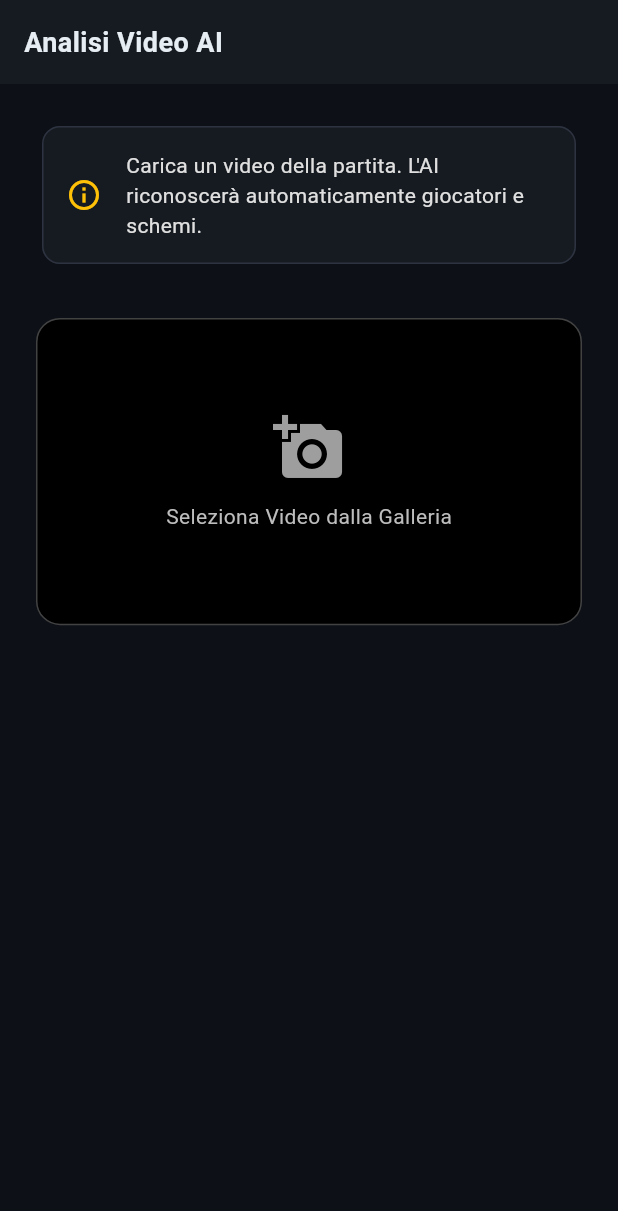
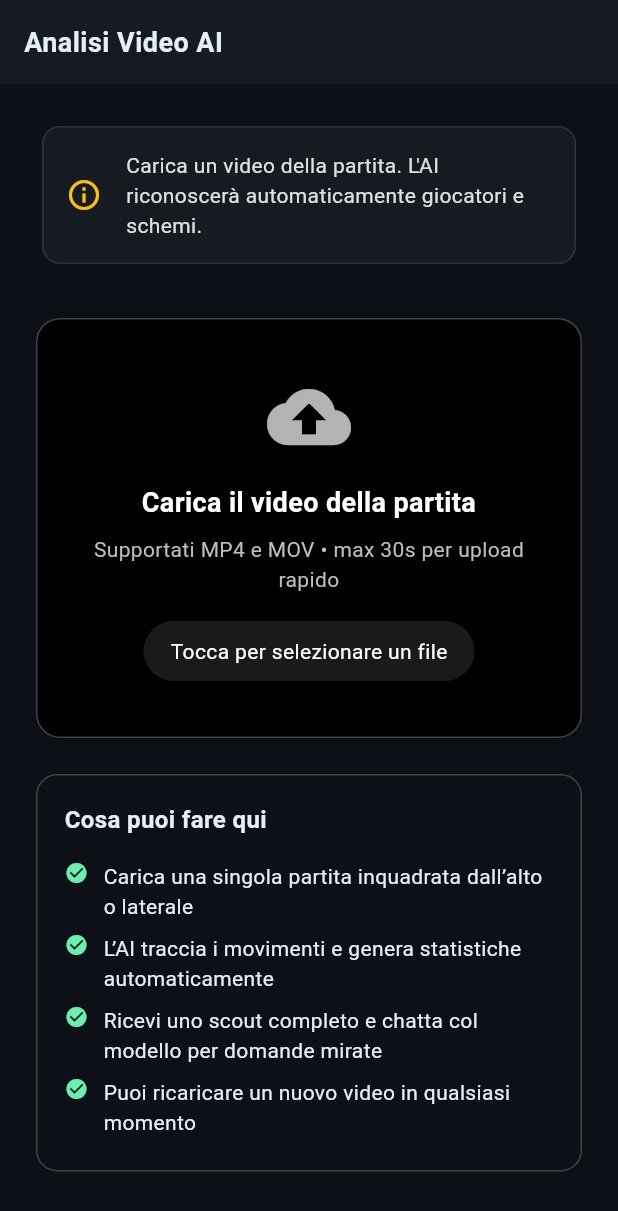
Before and after one commit to LucaPiantadosi27/MatchCoach-AI, a Flutter app: the VideoAnalysisPage screen opened by its route, on a phone screen of 412 x 824 dp. Shown: the top 1211 px of the screen. Run offline on Flutter 3.47's test engine with Material 3 defaults, Android fonts, the phone set to English and light mode, and no system bars; our stand-ins replace flutter_dotenv, flutter_riverpod, freezed_annotation, go_router, google_generative_ai, image_picker and 2 more; missing offline and left inert: ffmpeg_kit_flutter_min_gpl, record; accounts and stored records are empty; generated files the repository leaves out were written again.

Commit message:
feat: Implement tactical board with recording and playback functionality, and add initial video analysis pages.

```diff
--- /dev/null
+++ b/devtools_options.yaml
@@ -0,0 +1,3 @@
+description: This file stores settings for Dart & Flutter DevTools.
+documentation: https://docs.flutter.dev/tools/devtools/extensions#configure-extension-enablement-states
+extensions:
--- a/lib/features/tactical_board/presentation/recording_viewer_page.dart
+++ b/lib/features/tactical_board/presentation/recording_viewer_page.dart
@@ -207,7 +207,9 @@ class _RecordingViewerPageState extends ConsumerState<RecordingViewerPage> {
                           Text(
                             'Durata: ${savedRecording.recording.duration.toStringAsFixed(1)}s',
                             style: const TextStyle(
-                                fontSize: 11, color: _textSec),
+                              fontSize: 11,
+                              color: Colors.white,
+                            ),
                           ),
                         ],
                       ),
@@ -380,7 +382,7 @@ class _RecordingViewerPageState extends ConsumerState<RecordingViewerPage> {
                           '${savedRecording.recording.duration.toStringAsFixed(1)}s',
                           style: const TextStyle(
                             fontSize: 11,
-                            color: Color(0xFF9575CD),
+                            color: Colors.white,
                             fontWeight: FontWeight.w700,
                           ),
                         ),
--- a/lib/features/tactical_board/presentation/widgets/recording_player.dart
+++ b/lib/features/tactical_board/presentation/widgets/recording_player.dart
@@ -84,7 +84,7 @@ class _RecordingPlayerState extends ConsumerState<RecordingPlayer> {
                   _formatTime(playbackTime),
                   style: TextStyle(
                     fontSize: 11,
-                    color: Colors.purple.shade900,
+                    color: Colors.white,
                     fontWeight: FontWeight.w600,
                   ),
                 ),
@@ -135,7 +135,7 @@ class _RecordingPlayerState extends ConsumerState<RecordingPlayer> {
                   _formatTime(duration),
                   style: TextStyle(
                     fontSize: 11,
-                    color: Colors.purple.shade900,
+                    color: Colors.white,
                     fontWeight: FontWeight.w600,
                   ),
                 ),
--- a/lib/features/tactical_board/presentation/widgets/scheme_preview_dialog.dart
+++ b/lib/features/tactical_board/presentation/widgets/scheme_preview_dialog.dart
@@ -182,7 +182,10 @@ class _SchemePreviewDialogState extends ConsumerState<SchemePreviewDialog>
                             children: [
                               Text(
                                 'Registrazione: ${widget.boardState.recording!.duration.toStringAsFixed(1)}s',
-                                style: const TextStyle(fontWeight: FontWeight.bold),
+                                style: const TextStyle(
+                                  fontWeight: FontWeight.bold,
+                                  color: Colors.white,
+                                ),
                               ),
                               const SizedBox(height: 4),
                               LinearProgressIndicator(
--- a/lib/features/tactical_board/presentation/widgets/sidebar_panel.dart
+++ b/lib/features/tactical_board/presentation/widgets/sidebar_panel.dart
@@ -842,6 +842,7 @@ class SidebarPanel extends ConsumerWidget {
         name: name,
         recording: boardState.recording!,
       );
+      await ref.read(userProvider.notifier).incrementSchemesCount();
       ref.invalidate(userRecordingsProvider);
       if (context.mounted) {
         await showDialog(
--- a/lib/features/tactical_board/providers/recording_provider.dart
+++ b/lib/features/tactical_board/providers/recording_provider.dart
@@ -290,6 +290,8 @@ class RecordingNotifier extends StateNotifier<RecordingState> {
   void loadRecording(MovementRecording recording) {
     _keyframes.clear();
     _keyframes.addAll(recording.keyframes);
+    _playbackTime = 0.0;
+    _hasStartedMoving = false;
 
     // Estrai posizioni iniziali dalla registrazione
     _initialPositions.clear();
@@ -299,6 +301,10 @@ class RecordingNotifier extends StateNotifier<RecordingState> {
       _initialPositions[kf.playerId] = kf.position;
       _initialRotations[kf.playerId] = kf.rotation;
     }
+
+    // Applica subito lo stato iniziale al board e notifica i listener
+    _applyKeyframesAtTime(0.0);
+    state = RecordingState.paused;
   }
 }
 
--- a/lib/features/video_analysis/data/repositories/ai_analysis_repository.dart
+++ b/lib/features/video_analysis/data/repositories/ai_analysis_repository.dart
@@ -2,13 +2,14 @@ import 'dart:io';
 import 'package:flutter_riverpod/flutter_riverpod.dart';
 import 'package:google_generative_ai/google_generative_ai.dart';
 import 'package:path_provider/path_provider.dart';
+import 'package:flutter_dotenv/flutter_dotenv.dart';
 
 import '../models/match_analysis_model.dart';
 import '../models/scout_statistics.dart';
 
 final aiAnalysisRepositoryProvider = Provider<AiAnalysisRepository>((ref) {
-  // In a real app, this key should come from a secure environment variable or a backend request
-  const apiKey = String.fromEnvironment('GEMINI_API_KEY', defaultValue: '');
+  // Estrai in tutta sicurezza l'API KEY protetta dal runtime file
+  final apiKey = dotenv.env['GEMINI_API_KEY'] ?? '';
   return AiAnalysisRepository(apiKey: apiKey);
 });
 
--- a/lib/features/video_analysis/presentation/video_analysis_page.dart
+++ b/lib/features/video_analysis/presentation/video_analysis_page.dart
@@ -13,6 +13,32 @@ class VideoAnalysisPage extends ConsumerStatefulWidget {
 
   @override
   ConsumerState<VideoAnalysisPage> createState() => _VideoAnalysisPageState();
+}
+
+class _TipBullet extends StatelessWidget {
+  final String text;
+
+  const _TipBullet({required this.text});
+
+  @override
+  Widget build(BuildContext context) {
+    return Padding(
+      padding: const EdgeInsets.symmetric(vertical: 4),
+      child: Row(
+        crossAxisAlignment: CrossAxisAlignment.start,
+        children: [
+          const Icon(Icons.check_circle, size: 16, color: Colors.greenAccent),
+          const SizedBox(width: 10),
+          Expanded(
+            child: Text(
+              text,
+              style: const TextStyle(fontSize: 14),
+            ),
+          ),
+        ],
+      ),
+    );
+  }
 }
 
 class _VideoAnalysisPageState extends ConsumerState<VideoAnalysisPage> {
@@ -117,9 +143,8 @@ class _VideoAnalysisPageState extends ConsumerState<VideoAnalysisPage> {
             const SizedBox(height: 32),
 
             // Video Preview Area
-            AspectRatio(
-              aspectRatio: 16 / 9,
-              child: Container(
+            Container(
+              height: _selectedVideo == null ? 280 : 360,
               decoration: BoxDecoration(
                 color: Colors.black,
                 borderRadius: BorderRadius.circular(16),
@@ -128,14 +153,45 @@ class _VideoAnalysisPageState extends ConsumerState<VideoAnalysisPage> {
               child: _selectedVideo == null
                   ? InkWell(
                       onTap: _pickVideo,
+                      borderRadius: BorderRadius.circular(16),
+                      child: Padding(
+                        padding: const EdgeInsets.symmetric(horizontal: 24),
                         child: Column(
                           mainAxisAlignment: MainAxisAlignment.center,
                           children: [
-                            const Icon(Icons.add_a_photo, size: 48, color: Colors.grey),
-                            const SizedBox(height: 12),
-                            Text('Seleziona Video dalla Galleria',
-                                style: TextStyle(color: Colors.grey[400])),
+                            const Icon(Icons.cloud_upload_rounded,
+                                size: 56, color: Colors.white70),
+                            const SizedBox(height: 16),
+                            const Text(
+                              'Carica il video della partita',
+                              style: TextStyle(
+                                fontSize: 18,
+                                fontWeight: FontWeight.w600,
+                                color: Colors.white,
+                              ),
+                              textAlign: TextAlign.center,
+                            ),
+                            const SizedBox(height: 8),
+                            Text(
+                              'Supportati MP4 e MOV • max 30s per upload rapido',
+                              style: TextStyle(color: Colors.grey[400]),
+                              textAlign: TextAlign.center,
+                            ),
+                            const SizedBox(height: 18),
+                            Container(
+                              padding: const EdgeInsets.symmetric(
+                                  horizontal: 18, vertical: 10),
+                              decoration: BoxDecoration(
+                                borderRadius: BorderRadius.circular(999),
+                                color: Colors.white.withValues(alpha: 0.1),
+                              ),
+                              child: const Text(
+                                'Tocca per selezionare un file',
+                                style: TextStyle(color: Colors.white),
+                              ),
+                            ),
                           ],
+                        ),
                       ),
                     )
                   : ClipRRect(
@@ -148,14 +204,13 @@ class _VideoAnalysisPageState extends ConsumerState<VideoAnalysisPage> {
                             VideoPlayer(_videoController!)
                           else
                             const CircularProgressIndicator(),
-
                           IconButton(
                             icon: Icon(
                               _videoController?.value.isPlaying ?? false
                                   ? Icons.pause_circle_filled
                                   : Icons.play_circle_filled,
                               size: 64,
-                                color: Colors.white.withValues(alpha: 0.8),
+                              color: Colors.white.withValues(alpha: 0.9),
                             ),
                             onPressed: () {
                               setState(() {
@@ -169,8 +224,35 @@ class _VideoAnalysisPageState extends ConsumerState<VideoAnalysisPage> {
                       ),
                     ),
             ),
+            const SizedBox(height: 24),
+
+            // Tips List
+            Container(
+              padding: const EdgeInsets.all(18),
+              decoration: BoxDecoration(
+                color: Theme.of(context).cardColor,
+                borderRadius: BorderRadius.circular(14),
+                border: Border.all(color: Colors.grey.shade800),
               ),
-            const SizedBox(height: 32),
+              child: Column(
+                crossAxisAlignment: CrossAxisAlignment.start,
+                children: const [
+                  Text(
+                    'Cosa puoi fare qui',
+                    style: TextStyle(
+                      fontSize: 16,
+                      fontWeight: FontWeight.w700,
+                    ),
+                  ),
+                  SizedBox(height: 12),
+                  _TipBullet(text: 'Carica una singola partita inquadrata dall’alto o laterale'),
+                  _TipBullet(text: 'L’AI traccia i movimenti e genera statistiche automaticamente'),
+                  _TipBullet(text: 'Ricevi uno scout completo e chatta col modello per domande mirate'),
+                  _TipBullet(text: 'Puoi ricaricare un nuovo video in qualsiasi momento'),
+                ],
+              ),
+            ),
+            const SizedBox(height: 24),
 
             if (_selectedVideo != null) ...[
               ElevatedButton.icon(
--- a/lib/main.dart
+++ b/lib/main.dart
@@ -1,11 +1,13 @@
 import 'package:flutter/material.dart';
 import 'package:flutter_riverpod/flutter_riverpod.dart';
 import 'package:supabase_flutter/supabase_flutter.dart';
+import 'package:flutter_dotenv/flutter_dotenv.dart';
 import 'package:lavagna_tattica/core/constants.dart';
 import 'package:lavagna_tattica/app.dart';
 
 void main() async {
   WidgetsFlutterBinding.ensureInitialized();
+  await dotenv.load(fileName: ".env");
 
   await Supabase.initialize(
     url: AppConstants.supabaseUrl,
--- a/pubspec.yaml
+++ b/pubspec.yaml
@@ -24,6 +24,8 @@ dependencies:
   path: ^1.9.0
   google_generative_ai: ^0.4.6
   record: ^5.1.2
+  flutter_dotenv: ^6.0.0
+  http: ^1.6.0
 
 dev_dependencies:
   flutter_test:
@@ -39,3 +41,4 @@ flutter:
 
   assets:
     - assets/images/
+    - .env
```
Also changed, not shown: lib/features/tactical_board/presentation/widgets/draggable_player.dart (+22 -12 lines), pubspec.lock. Lines whose indentation alone changed are shown as unchanged.
